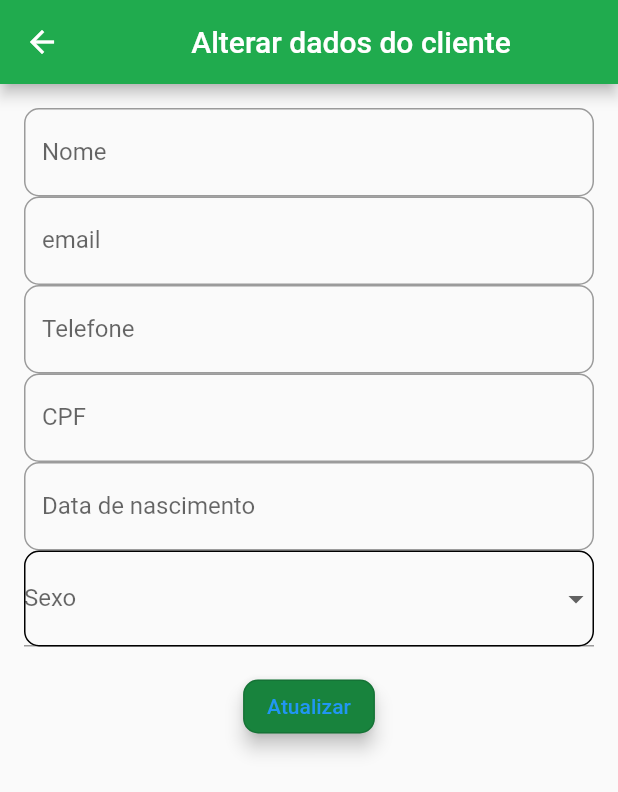
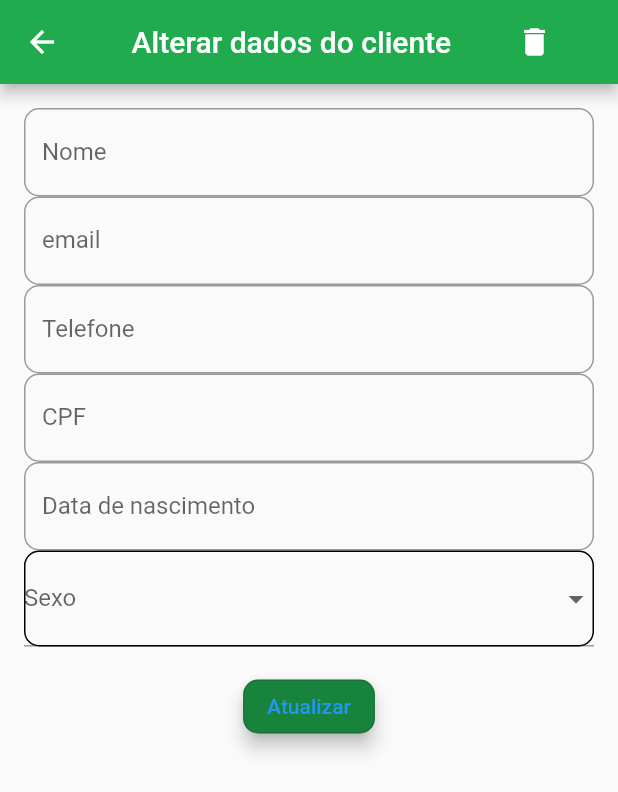
Before and after one commit to RealDuduSB/smol-crudcliente-eduardo-borges, a Flutter app: the ViewEdit screen opened directly with empty values, on a phone screen of 412 x 824 dp. Shown: the top 792 px of the screen. Run offline on Flutter 3.47's test engine with Material 2 defaults, Android fonts, the phone set to English and light mode, and no system bars; our stand-ins replace flutter_slidable, mask_text_input_formatter; network calls fail.

Commit message:
feature/date_time

```diff
--- a/lib/view/view_edit.dart
+++ b/lib/view/view_edit.dart
@@ -1,7 +1,6 @@
 import 'dart:convert';
 import 'package:flutter/material.dart';
 import 'package:http/http.dart' as http;
-import 'package:flutter_slidable/flutter_slidable.dart';
 import 'package:intl/intl.dart';
 import 'package:mask_text_input_formatter/mask_text_input_formatter.dart';
 import 'package:smol_crudcliente_eduardo_borges/view/view_home.dart';
@@ -69,8 +68,6 @@ class _ViewEditState extends State<ViewEdit> {
   final _telefoneController = TextEditingController();
   final _cpfController = TextEditingController();
   final _dataNascimentoController = TextEditingController();
-
-  int get clienteId => widget.clienteId;
   String? _sexoValue;
   late List<Cliente> _clientes;
 
@@ -121,13 +118,18 @@ class _ViewEditState extends State<ViewEdit> {
           backgroundColor: Color(0xFF20AB4E),
           title: Row(
             mainAxisAlignment: MainAxisAlignment.spaceAround,
-            children: const [
-              Text(
+            children: [
+              const Text(
                 "Alterar dados do cliente",
                 style: TextStyle(
                   color: Colors.white,
                 ),
-              )
+              ),
+              IconButton(
+                  onPressed: () {
+                    _showDeleteConfirmation(context, widget.clienteId);
+                  },
+                  icon: Icon(Icons.delete))
             ],
           ),
         ),
```
